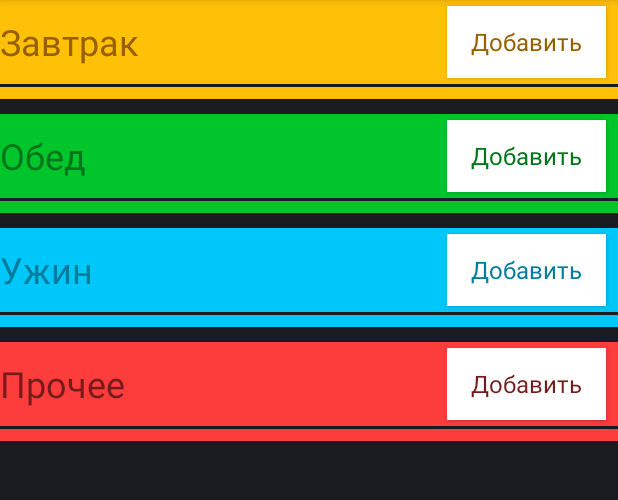
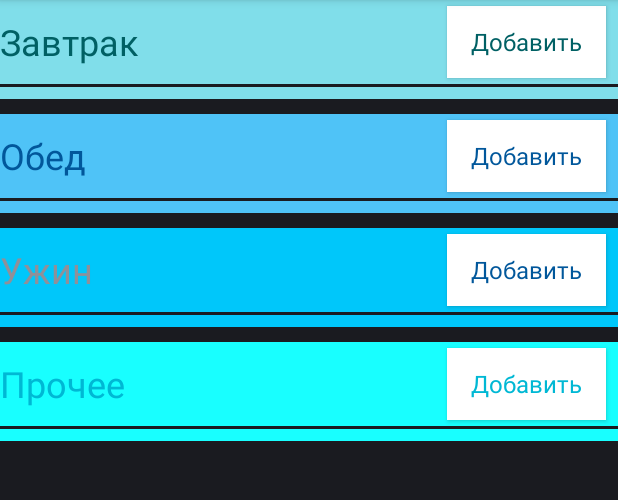
Before and after one commit to Fuuulkrum7/FoodJournal, an Android app: the fragment HomeFragment shown on its own in the app's theme, on a phone screen of 412 x 824 dp, the part 84-584 px from its top. Run offline under Robolectric (Android 15) with nearby library versions, the phone set to English and light mode, and no system bars.

Commit message:
A little design update in homepage
Also started working on QR scanning

```diff
--- a/app/build.gradle
+++ b/app/build.gradle
@@ -40,6 +40,8 @@ dependencies {
     implementation 'androidx.navigation:navigation-fragment:2.3.5'
     implementation 'androidx.navigation:navigation-ui:2.3.5'
     implementation files('libs/joda-time-2.10.13.jar')
+    implementation 'androidx.legacy:legacy-support-v4:1.0.0'
+    implementation 'com.google.android.gms:play-services-vision:20.1.3'
     testImplementation 'junit:junit:4.+'
     androidTestImplementation 'androidx.test.ext:junit:1.1.3'
     androidTestImplementation 'androidx.test.espresso:espresso-core:3.4.0'
--- a/app/src/main/res/layout/fragment_home.xml
+++ b/app/src/main/res/layout/fragment_home.xml
@@ -39,10 +39,10 @@
                         android:id="@+id/breakfastBorder"
                         android:layout_width="match_parent"
                         android:layout_height="56dp"
-                        android:background="#FFC107"
+                        android:background="@color/breakfast_bg_def"
                         android:gravity="center_vertical"
-                        android:text="Завтрак"
-                        android:textColor="#976001"
+                        android:text="@string/label_breakfast"
+                        android:textColor="@color/breakfast_fg_def"
                         android:textSize="24sp"
                         android:textStyle="normal"
                         app:layout_constraintStart_toStartOf="parent"
@@ -57,8 +57,8 @@
                         android:layout_marginEnd="8dp"
                         android:background="#FFFFFF"
 
-                        android:text="Добавить"
-                        android:textColor="#976001"
+                        android:text="@string/addButton"
+                        android:textColor="@color/breakfast_fg_def"
                         android:textSize="16sp"
                         app:backgroundTint="@android:color/transparent"
                         app:cornerRadius="8dp"
@@ -80,7 +80,7 @@
                         android:layout_width="match_parent"
                         android:layout_height="8dp"
                         android:layout_marginTop="2dp"
-                        android:background="#FFC107"
+                        android:background="@color/breakfast_bg_def"
                         app:layout_constraintEnd_toEndOf="parent"
                         app:layout_constraintStart_toStartOf="parent"
                         app:layout_constraintTop_toBottomOf="@+id/breakfastContainer" />
@@ -97,10 +97,10 @@
                         android:id="@+id/lunchBorder"
                         android:layout_width="0dp"
                         android:layout_height="56dp"
-                        android:background="#00C62B"
+                        android:background="@color/lunch_bg_def"
                         android:gravity="center_vertical"
-                        android:text="Обед"
-                        android:textColor="#007519"
+                        android:text="@string/label_lunch"
+                        android:textColor="@color/lunch_fg_def"
                         android:textSize="24sp"
                         android:textStyle="normal"
                         app:layout_constraintEnd_toEndOf="parent"
@@ -118,8 +118,8 @@
 
                         android:layout_marginEnd="8dp"
                         android:background="#FFFFFF"
-                        android:text="Добавить"
-                        android:textColor="#007519"
+                        android:text="@string/addButton"
+                        android:textColor="@color/lunch_fg_def"
                         android:textSize="16sp"
                         app:backgroundTint="@android:color/transparent"
                         app:cornerRadius="8dp"
@@ -141,7 +141,7 @@
                         android:layout_width="match_parent"
                         android:layout_height="8dp"
                         android:layout_marginTop="2dp"
-                        android:background="#00C62B"
+                        android:background="@color/lunch_bg_def"
                         app:layout_constraintEnd_toEndOf="parent"
                         app:layout_constraintStart_toStartOf="parent"
                         app:layout_constraintTop_toBottomOf="@+id/lunchContainer" />
@@ -158,10 +158,9 @@
                         android:id="@+id/dinnerBorder"
                         android:layout_width="match_parent"
                         android:layout_height="56dp"
-                        android:background="#00C7FA"
+                        android:background="@color/dinner_bg_def"
                         android:gravity="center_vertical"
-                        android:text="Ужин"
-                        android:textColor="#007C9C"
+                        android:text="@string/label_dinner"
                         android:textSize="24sp"
                         android:textStyle="normal"
                         app:layout_constraintStart_toStartOf="parent"
@@ -177,8 +176,8 @@
                         android:layout_marginEnd="8dp"
                         android:background="#FFFFFF"
 
-                        android:text="Добавить"
-                        android:textColor="#007C9C"
+                        android:text="@string/addButton"
+                        android:textColor="@color/dinner_fg_def"
                         android:textSize="16sp"
                         app:backgroundTint="@android:color/transparent"
                         app:cornerRadius="8dp"
@@ -200,7 +199,7 @@
                         android:layout_width="match_parent"
                         android:layout_height="8dp"
                         android:layout_marginTop="2dp"
-                        android:background="#00C7FA"
+                        android:background="@color/dinner_bg_def"
                         app:layout_constraintEnd_toEndOf="parent"
                         app:layout_constraintStart_toStartOf="parent"
                         app:layout_constraintTop_toBottomOf="@+id/dinnerContainer" />
@@ -217,10 +216,10 @@
                         android:id="@+id/otherBorder"
                         android:layout_width="0dp"
                         android:layout_height="56dp"
-                        android:background="#FD3C3C"
+                        android:background="@color/other_bg_def"
                         android:gravity="center_vertical"
-                        android:text="Прочее"
-                        android:textColor="#751B1B"
+                        android:text="@string/label_other"
+                        android:textColor="@color/other_fg_def"
                         android:textSize="24sp"
                         android:textStyle="normal"
                         app:layout_constraintEnd_toEndOf="parent"
@@ -238,8 +237,8 @@
 
                         android:layout_marginEnd="8dp"
                         android:background="#FFFFFF"
-                        android:text="Добавить"
-                        android:textColor="#751B1B"
+                        android:text="@string/addButton"
+                        android:textColor="@color/other_fg_def"
                         android:textSize="16sp"
                         app:backgroundTint="@android:color/transparent"
                         app:cornerRadius="8dp"
@@ -261,7 +260,7 @@
                         android:layout_width="match_parent"
                         android:layout_height="8dp"
                         android:layout_marginTop="2dp"
-                        android:background="#FD3C3C"
+                        android:background="@color/other_bg_def"
                         app:layout_constraintEnd_toEndOf="parent"
                         app:layout_constraintStart_toStartOf="parent"
                         app:layout_constraintTop_toBottomOf="@+id/otherContainer" />
--- a/app/src/main/res/values/colors.xml
+++ b/app/src/main/res/values/colors.xml
@@ -7,18 +7,26 @@
     <color name="teal_700">#FF018786</color>
     <color name="black">#FF000000</color>
     <color name="white">#FFFFFFFF</color>
+    <color name="breakfast_bg_def">#80DEEA</color>
+    <color name="lunch_bg_def">#4FC3F7</color>
+    <color name="dinner_bg_def">#00C7FA</color>
+    <color name="other_bg_def">#18FFFF</color>
+    <color name="breakfast_fg_def">#006064</color>
+    <color name="lunch_fg_def">#01579B</color>
+    <color name="dinner_fg_def">#01579B</color>
+    <color name="other_fg_def">#00B8D4</color>
 
     <array name="EatingBgColors">
-        <item>#FFC107</item>
-        <item>#00C62B</item>
+        <item>#80DEEA</item>
+        <item>#4FC3F7</item>
         <item>#00C7FA</item>
-        <item>#FD3C3C</item>
+        <item>#18FFFF</item>
     </array>
 
     <array name="EatingTextColors">
-        <item>#976001</item>
-        <item>#007519</item>
-        <item>#007C9C</item>
-        <item>#751B1B</item>
+        <item>#006064</item>
+        <item>#01579B</item>
+        <item>#01579B</item>
+        <item>#00B8D4</item>
     </array>
 </resources>
--- a/app/src/main/res/values/strings.xml
+++ b/app/src/main/res/values/strings.xml
@@ -20,4 +20,10 @@
     <string name="mass">Масса</string>
     <string name="dish">Блюдо</string>
     <string name="AddDish">Добавить</string>
+    <string name="label_breakfast">Завтрак</string>
+    <string name="label_lunch">Обед</string>
+    <string name="label_dinner">Ужин</string>
+    <string name="label_other">Прочее</string>
+    <!-- TODO: Remove or change this placeholder text -->
+    <string name="hello_blank_fragment">Hello blank fragment</string>
 </resources>
```
Also changed, not shown: app/src/main/java/com/example/journal/QRReader.java (added, +85 -0 lines), app/src/main/res/layout/fragment_qr_reader.xml (added, +30 -0 lines), app/src/main/res/layout/fragment_settings.xml (+7 -11 lines), 1 other file.
